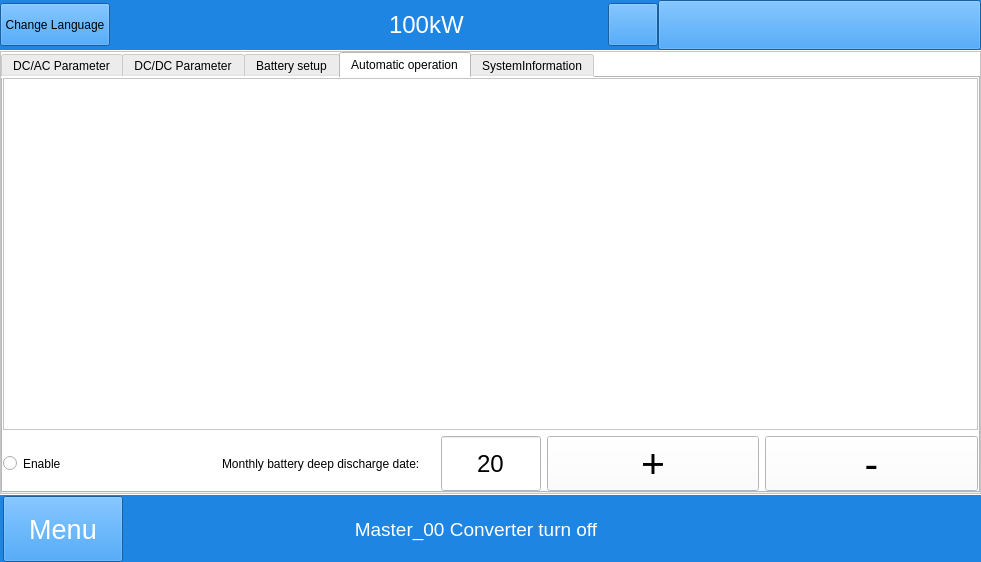
This is mywidget.ui in megarevolpr/MWin as Qt 5 draws it before an edit. The edited form follows.
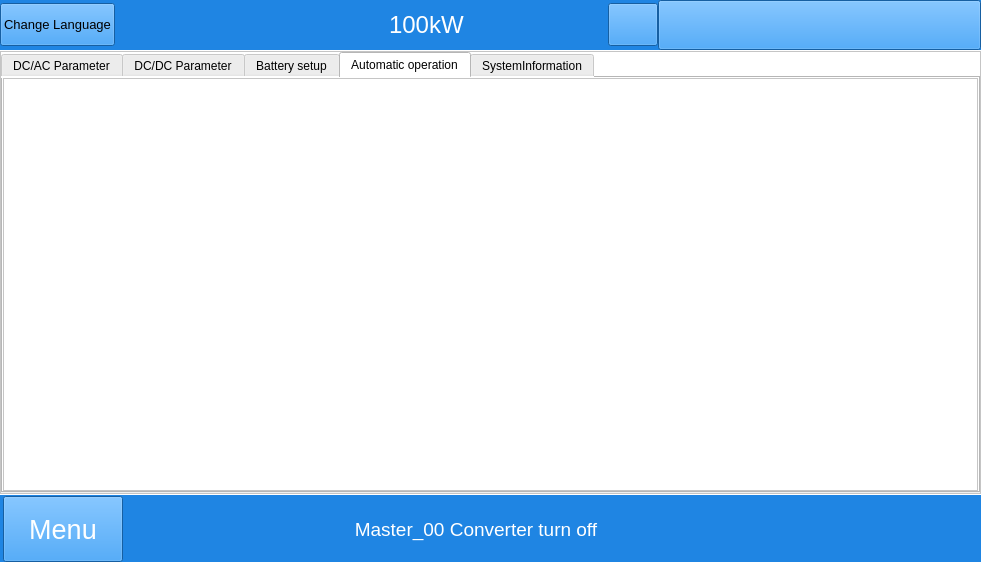
This is the edited form. The open tabs and pages were chosen to show the change. Icons and pictures are not drawn.

Patch:
```diff
--- a/mywidget.ui
+++ b/mywidget.ui
@@ -2452,6 +2452,11 @@
                 <height>16777215</height>
                </size>
               </property>
+              <property name="font">
+               <font>
+                <pointsize>10</pointsize>
+               </font>
+              </property>
               <property name="styleSheet">
                <string notr="true"/>
               </property>
@@ -8169,96 +8174,6 @@
                      </property>
                     </widget>
                    </item>
-                   <item>
-                    <layout class="QHBoxLayout" name="horizontalLayout_24">
-                     <item>
-                      <widget class="QRadioButton" name="radioButton">
-                       <property name="sizePolicy">
-                        <sizepolicy hsizetype="Minimum" vsizetype="Preferred">
-                         <horstretch>0</horstretch>
-                         <verstretch>0</verstretch>
-                        </sizepolicy>
-                       </property>
-                       <property name="cursor">
-                        <cursorShape>ArrowCursor</cursorShape>
-                       </property>
-                       <property name="text">
-                        <string>Enable</string>
-                       </property>
-                      </widget>
-                     </item>
-                     <item>
-                      <widget class="QLabel" name="label_3">
-                       <property name="cursor">
-                        <cursorShape>ArrowCursor</cursorShape>
-                       </property>
-                       <property name="text">
-                        <string>Monthly battery deep discharge date:</string>
-                       </property>
-                      </widget>
-                     </item>
-                     <item>
-                      <widget class="QLineEdit" name="lineEdit">
-                       <property name="sizePolicy">
-                        <sizepolicy hsizetype="Expanding" vsizetype="Preferred">
-                         <horstretch>0</horstretch>
-                         <verstretch>0</verstretch>
-                        </sizepolicy>
-                       </property>
-                       <property name="maximumSize">
-                        <size>
-                         <width>100</width>
-                         <height>16777215</height>
-                        </size>
-                       </property>
-                       <property name="font">
-                        <font>
-                         <pointsize>18</pointsize>
-                        </font>
-                       </property>
-                       <property name="cursor">
-                        <cursorShape>ArrowCursor</cursorShape>
-                       </property>
-                       <property name="text">
-                        <string>20</string>
-                       </property>
-                       <property name="alignment">
-                        <set>Qt::AlignCenter</set>
-                       </property>
-                      </widget>
-                     </item>
-                     <item>
-                      <widget class="QPushButton" name="pushButton_add">
-                       <property name="font">
-                        <font>
-                         <pointsize>31</pointsize>
-                        </font>
-                       </property>
-                       <property name="cursor">
-                        <cursorShape>ArrowCursor</cursorShape>
-                       </property>
-                       <property name="text">
-                        <string>+</string>
-                       </property>
-                      </widget>
-                     </item>
-                     <item>
-                      <widget class="QPushButton" name="pushButton_sub">
-                       <property name="font">
-                        <font>
-                         <pointsize>31</pointsize>
-                        </font>
-                       </property>
-                       <property name="cursor">
-                        <cursorShape>ArrowCursor</cursorShape>
-                       </property>
-                       <property name="text">
-                        <string>-</string>
-                       </property>
-                      </widget>
-                     </item>
-                    </layout>
-                   </item>
                   </layout>
                  </item>
                 </layout>
```
Left out of the diff: 250 changed lines with no effect on the pictures.
